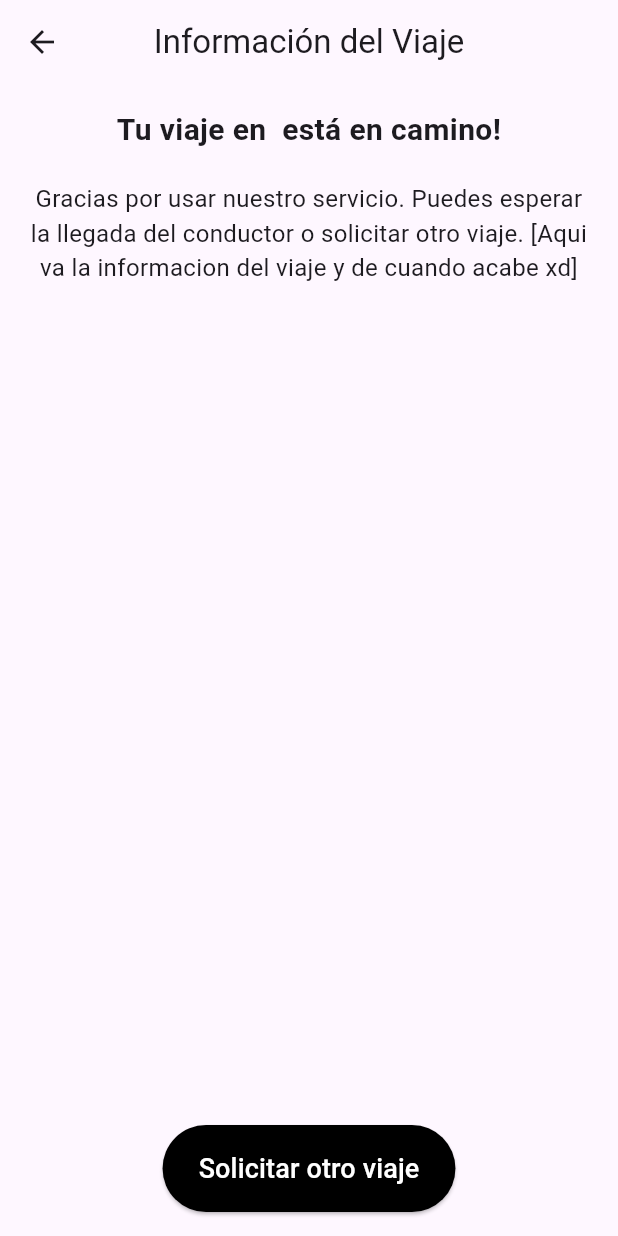
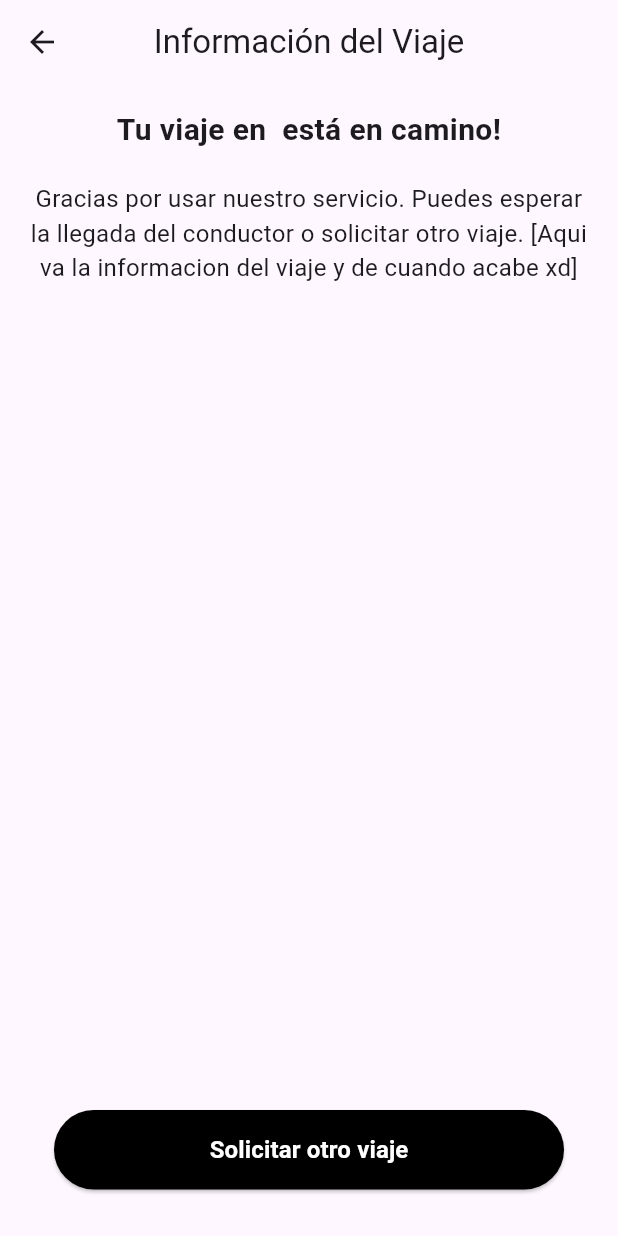
Before and after one commit to jorge-jrzz/UEA-SD_tereas, a Flutter app: the RideInfoScreen screen opened directly with empty values, on a phone screen of 412 x 824 dp. Run offline on Flutter 3.47's test engine with Material 3 defaults, Android fonts, the light colour scheme and no system bars; our stand-ins replace flutter_map, latlong2; missing offline and left inert: grpc, protobuf.

Commit message:
♻️ Replace ElevatedButton with custom ButtonFunction in RideInfoScreen

```diff
--- a/p4_mobile_grpc/uber_mobile/lib/src/pages/ride_info_screen.dart
+++ b/p4_mobile_grpc/uber_mobile/lib/src/pages/ride_info_screen.dart
@@ -1,4 +1,5 @@
 import 'package:flutter/material.dart';
+import '../widgets/button.dart';
 
 class RideInfoScreen extends StatelessWidget {
   final String rideOption; // Recibe la opción del viaje seleccionado
@@ -33,20 +34,12 @@ class RideInfoScreen extends StatelessWidget {
               textAlign: TextAlign.center,
             ),
             const Spacer(),
-            ElevatedButton(
-              onPressed: () {
-                // Regresa a la pantalla principal
-                Navigator.pop(context);
-              },
-              style: ElevatedButton.styleFrom(
-                padding: const EdgeInsets.symmetric(vertical: 16.0, horizontal: 24.0),
-                backgroundColor: Colors.black,
-              ),
-              child: const Text(
-                'Solicitar otro viaje',
-                style: TextStyle(fontSize: 18, color: Colors.white),
-              ),
-            ),
+            ButtonFuntion(
+                text: 'Solicitar otro viaje',
+                color: Colors.black,
+                onPressed: () {
+                  Navigator.pop(context);
+                })
           ],
         ),
       ),
```
